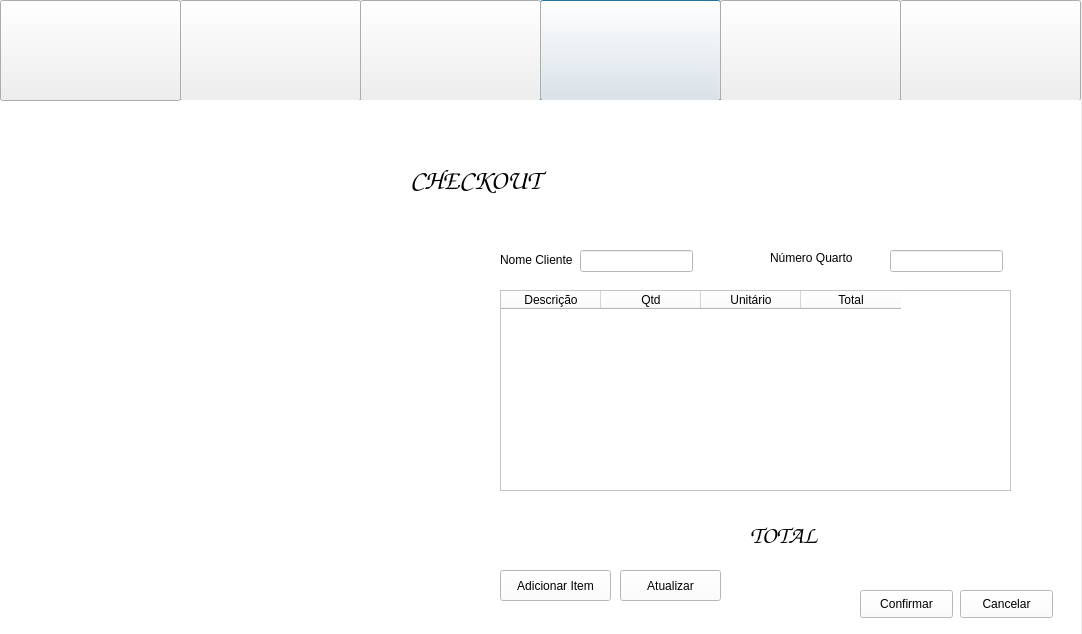
Qt form InterfaceGrafica/Hotel/menupainel.ui (Caioww/Hotel) before a commit.
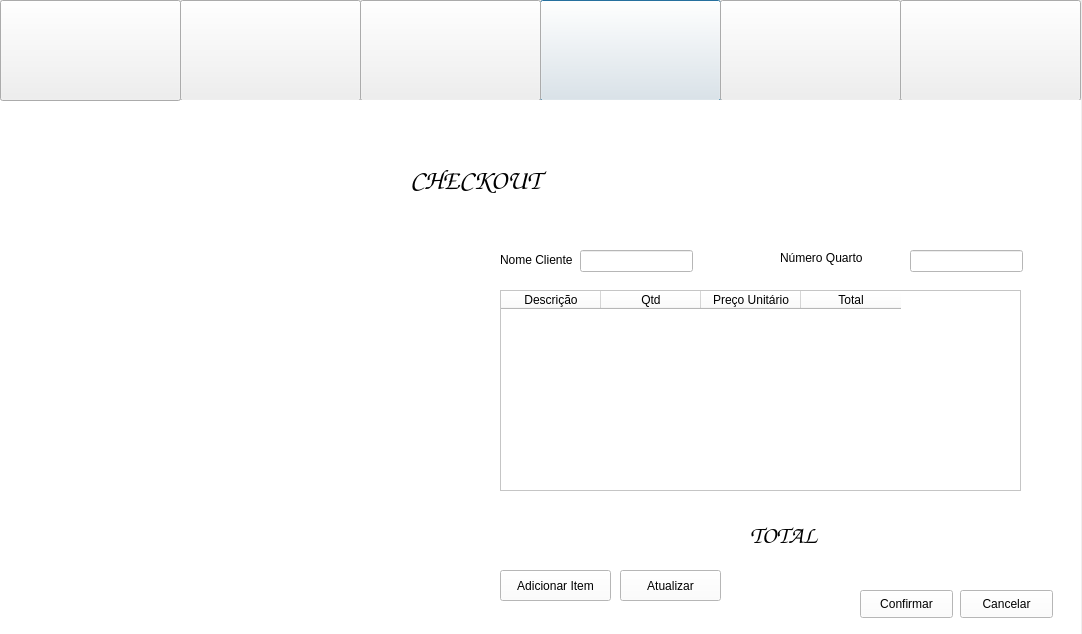
The same form after that commit. The open tabs and pages were chosen to show the change. Icons and pictures are not drawn.

Commit message: arrumando armazenamento

```diff
--- a/InterfaceGrafica/Hotel/menupainel.ui
+++ b/InterfaceGrafica/Hotel/menupainel.ui
@@ -1356,7 +1356,7 @@
     <widget class="QLabel" name="label_43">
      <property name="geometry">
       <rect>
-       <x>770</x>
+       <x>780</x>
        <y>150</y>
        <width>101</width>
        <height>16</height>
@@ -1379,7 +1379,7 @@
     <widget class="QLineEdit" name="txtCQuarto">
      <property name="geometry">
       <rect>
-       <x>890</x>
+       <x>910</x>
        <y>150</y>
        <width>113</width>
        <height>22</height>
@@ -1391,7 +1391,7 @@
       <rect>
        <x>500</x>
        <y>190</y>
-       <width>511</width>
+       <width>521</width>
        <height>201</height>
       </rect>
      </property>
@@ -1407,7 +1407,7 @@
      </column>
      <column>
       <property name="text">
-       <string>Unitário</string>
+       <string>Preço Unitário</string>
       </property>
      </column>
      <column>
```
Left out of the diff: 4 changed lines with no effect on the pictures. The commit also changes 2 other files.
